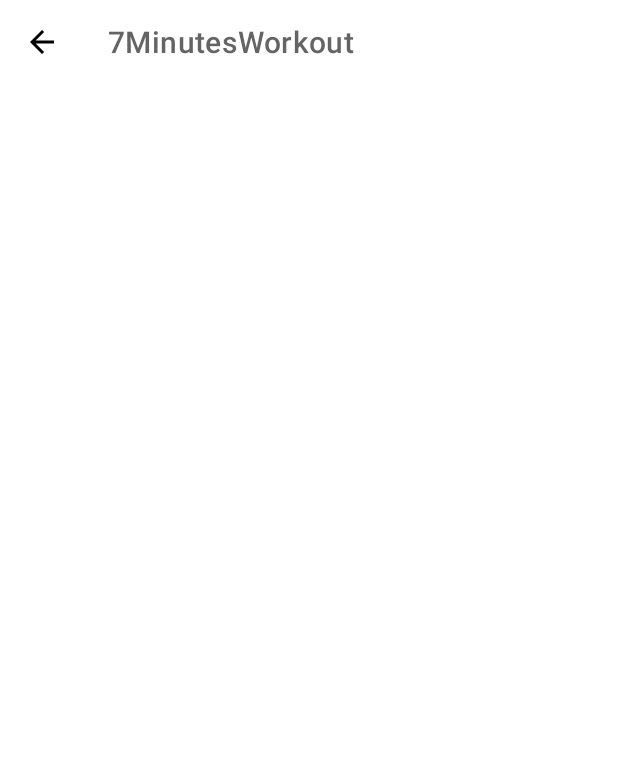
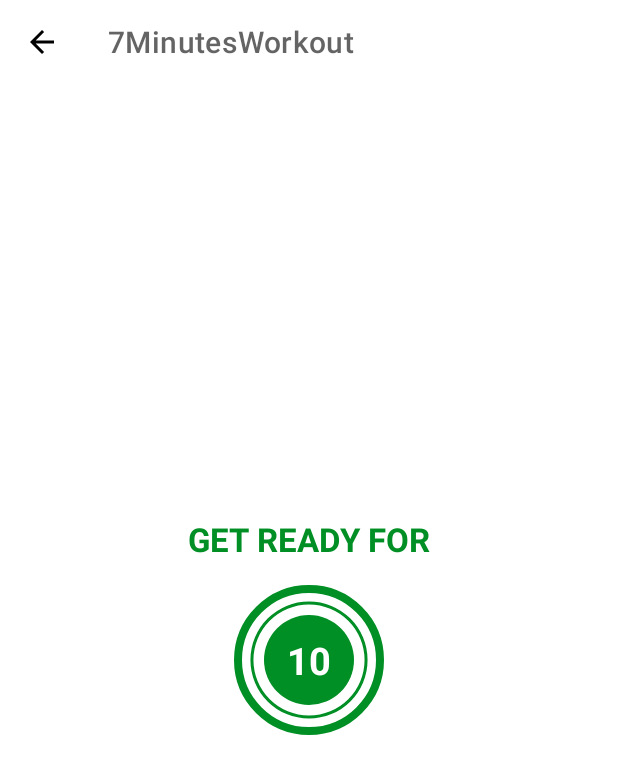
Before and after one commit to anhviethy/7MinWorkout, an Android app: the ExerciseActivity screen opened directly, with no data from a screen before it, on a phone screen of 412 x 824 dp. Shown: the top 774 px of the screen. Run offline under Robolectric (Android 15) with nearby library versions, the phone set to English and light mode, and no system bars.

Commit message:
[22:28 - 27/02/2023] Add UI for custom the progressbar countdown timer get ready

```diff
--- /dev/null
+++ b/app/src/main/res/drawable/background_btn_ready.xml
@@ -0,0 +1,7 @@
+<?xml version="1.0" encoding="utf-8"?>
+<shape xmlns:android="http://schemas.android.com/apk/res/android"
+    android:shape="oval">
+
+    <solid android:color="@color/colorAccent"/>
+
+</shape>
--- /dev/null
+++ b/app/src/main/res/drawable/circular_progress_bar_ready.xml
@@ -0,0 +1,12 @@
+<?xml version="1.0" encoding="utf-8"?>
+<layer-list xmlns:android="http://schemas.android.com/apk/res/android">
+    <item>
+        <shape android:innerRadiusRatio="2.7"
+            android:shape="ring"
+            android:thicknessRatio="50"
+            android:useLevel="true">
+
+            <solid android:color="@color/colorAccent"/>
+        </shape>
+    </item>
+</layer-list>
--- /dev/null
+++ b/app/src/main/res/drawable/circular_progress_bar_ready_grey.xml
@@ -0,0 +1,12 @@
+<?xml version="1.0" encoding="utf-8"?>
+<layer-list xmlns:android="http://schemas.android.com/apk/res/android">
+    <item>
+        <shape android:innerRadiusRatio="2.7"
+            android:shape="ring"
+            android:thicknessRatio="50"
+            android:useLevel="true">
+
+            <solid android:color="#D4DEE7"/>
+        </shape>
+    </item>
+</layer-list>
--- a/app/src/main/res/layout/activity_exercise.xml
+++ b/app/src/main/res/layout/activity_exercise.xml
@@ -18,4 +18,64 @@
         app:layout_constraintTop_toTopOf="parent"
         />
 
+    <TextView
+        android:id="@+id/tvReady"
+        android:layout_width="wrap_content"
+        android:layout_height="wrap_content"
+        android:text="GET READY FOR"
+        android:textStyle="bold"
+        android:layout_marginBottom="16dp"
+        android:textSize="@dimen/default_text_size"
+        android:textColor="@color/colorAccent"
+        app:layout_constraintStart_toStartOf="parent"
+        app:layout_constraintEnd_toEndOf="parent"
+        app:layout_constraintBottom_toTopOf="@id/flProgressBar"/>
+
+
+    <FrameLayout
+        android:id="@+id/flProgressBar"
+        android:layout_width="100dp"
+        android:layout_height="100dp"
+        android:background="@drawable/start_border"
+        app:layout_constraintBottom_toBottomOf="parent"
+        app:layout_constraintStart_toStartOf="parent"
+        app:layout_constraintEnd_toEndOf="parent"
+        app:layout_constraintTop_toBottomOf="@+id/toolBarExercise">
+
+        <ProgressBar
+            android:id="@+id/progressBar"
+            style="?android:attr/progressBarStyleHorizontal"
+            android:layout_width="100dp"
+            android:background="@drawable/circular_progress_bar_ready_grey"
+            android:progressDrawable="@drawable/circular_progress_bar_ready"
+            android:indeterminate="false"
+            android:layout_height="100dp"
+            android:layout_gravity="center"
+            android:max="10"
+            android:progress="10"
+            android:rotation="-90"/>
+
+        <LinearLayout
+            android:layout_width="60dp"
+            android:layout_height="60dp"
+            android:layout_gravity="center"
+            android:background="@drawable/background_btn_ready"
+            android:gravity="center">
+
+            <TextView
+                android:id="@+id/tvTimer"
+                android:textColor="#FFFFFF"
+                android:text="10"
+                android:textSize="25dp"
+                android:textStyle="bold"
+                android:layout_width="wrap_content"
+                android:layout_height="wrap_content"/>
+        </LinearLayout>
+
+    </FrameLayout>
+
+
+
+
+
 </androidx.constraintlayout.widget.ConstraintLayout>
```
